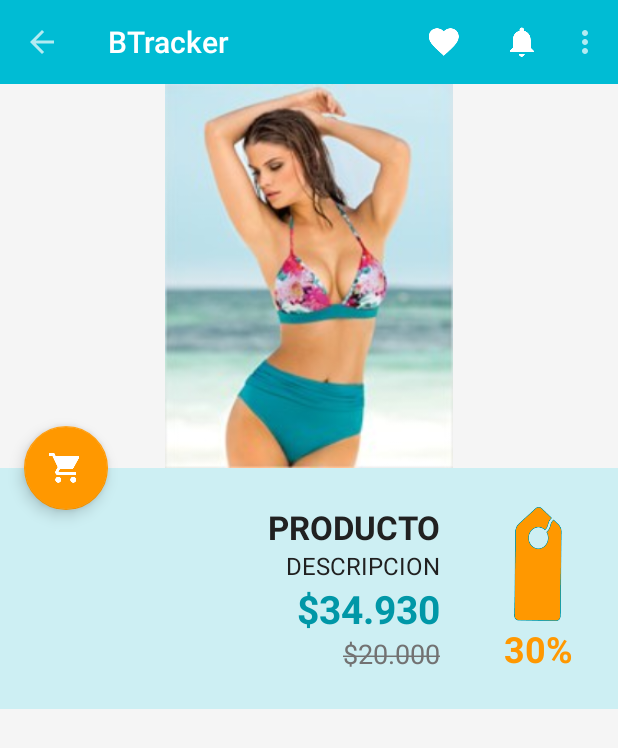
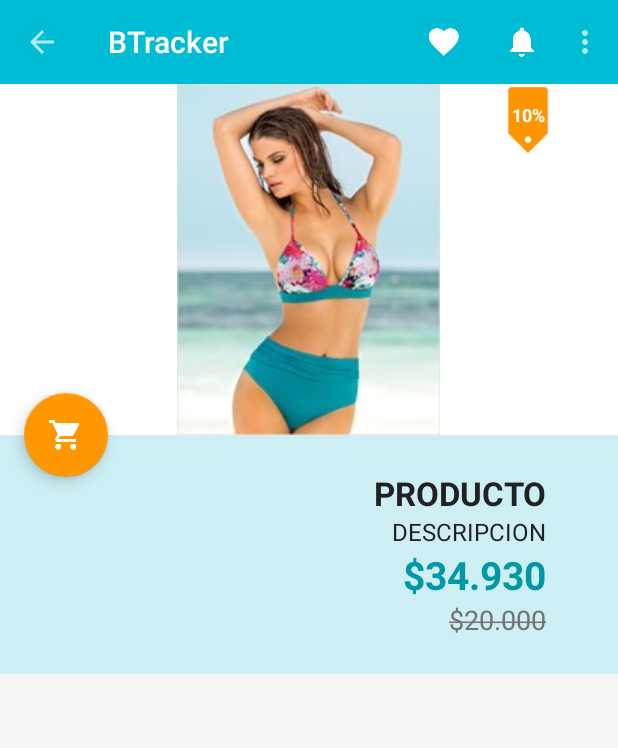
Before and after one commit to depintof/btracker, an Android app: the ProductActivity screen opened directly, with no data from a screen before it, on a phone screen of 412 x 824 dp. Shown: the top 748 px of the screen. Run offline under Robolectric (Android 15) with nearby library versions, the phone set to English and light mode, and no system bars; our stand-ins replace Volley; libraries missing offline, so code that uses them is left out: com.estimote.sdk; 4 statements that could not run were skipped.

Commit message:
Improve Product Activity Layout - 20160412

```diff
--- a/app/src/main/java/com/innovamos/btracker/ProductActivity.java
+++ b/app/src/main/java/com/innovamos/btracker/ProductActivity.java
@@ -241,8 +241,8 @@ public class ProductActivity extends AppCompatActivity implements EventListener{
     private void loadProductInformation(ProductDTO product){
         tvProducto.setText(product.getName());
         tvDescripcion.setText(product.getDescription());
-        tvPrecioOriginal.setText(product.getPrice());
-        tvDescuento.setText(product.getDiscount()+" %");
+        tvPrecioOriginal.setText("$"+product.getPrice());
+        tvDescuento.setText(product.getDiscount()+"%");
         try {
             displayImage.setImageBitmap(BitmapFactory.decodeStream(getAssets().open(galleryDirectoryName+"/"+product.getLocalUri())));
         } catch (IOException e) {
--- a/app/src/main/res/layout/activity_product.xml
+++ b/app/src/main/res/layout/activity_product.xml
@@ -23,15 +23,54 @@
                 android:theme="@style/ThemeOverlay.AppCompat.Dark"
                 app:popupTheme="@style/ThemeOverlay.AppCompat.Light" />
 
+            <RelativeLayout
+                android:id="@+id/imageRL"
+                xmlns:android="http://schemas.android.com/apk/res/android"
+                android:layout_width="match_parent"
+                android:layout_height="wrap_content"
+                android:background="@color/textIcons"
+                android:layout_gravity="center">
+
                 <ImageView
                     android:id="@+id/productImage"
-                android:layout_width="match_parent"
+                    android:layout_width="wrap_content"
                     android:layout_height="wrap_content"
                     android:layout_gravity="center"
                     android:src="@drawable/bikini"
                     android:scaleType="fitCenter"
                     android:adjustViewBounds="true"
-                android:maxHeight="256dp"/>
+                    android:maxHeight="256dp"
+                    android:layout_alignParentTop="true"
+                    android:layout_centerHorizontal="true" />
+
+                <ImageView
+                    android:id="@+id/imageView"
+                    android:layout_width="96dp"
+                    android:layout_height="48dp"
+                    android:paddingRight="24dp"
+                    android:src="@drawable/etiquetasinbordes"
+                    android:layout_alignParentTop="true"
+                    android:layout_alignParentRight="true"
+                    android:layout_alignParentEnd="true" />
+
+                <TextView
+                    android:id="@+id/descuento"
+                    android:layout_width="96dp"
+                    android:layout_height="48dp"
+                    android:paddingRight="24dp"
+                    android:gravity="center|top"
+                    android:textColor="@color/textIcons"
+                    android:textSize="12dp"
+                    android:text="10%"
+                    android:textStyle="bold"
+                    android:paddingTop="12dp"
+                    android:layout_alignParentTop="true"
+                    android:layout_alignParentRight="true"
+                    android:layout_alignParentEnd="true" />
+
+
+
+            </RelativeLayout>
 
             <LinearLayout
                 android:id="@+id/descriptionLayout"
@@ -39,16 +78,11 @@
                 android:layout_height="wrap_content"
                 android:paddingTop="@dimen/info_padding"
                 android:paddingBottom="@dimen/info_padding"
-                android:orientation="horizontal"
+                android:paddingLeft="24dp"
+                android:paddingRight="48dp"
+                android:orientation="vertical"
                 android:background="@color/lightPrimaryColorOpacity"
-                android:weightSum="20"
-                android:gravity="center_horizontal">
-
-                <LinearLayout
-                    android:layout_width="wrap_content"
-                    android:layout_height="match_parent"
-                    android:layout_weight="16"
-                    android:orientation="vertical"
+                android:layout_gravity="center"
                 android:gravity="center">
 
                     <TextView
@@ -95,35 +129,6 @@
 
             </LinearLayout>
 
-                <LinearLayout
-                    android:layout_width="wrap_content"
-                    android:layout_height="match_parent"
-                    android:layout_weight="6"
-                    android:orientation="vertical"
-                    android:gravity="center">
-
-                    <ImageView
-                        android:layout_width="60dp"
-                        android:layout_height="80dp"
-                        android:padding="2dp"
-                        android:src="@drawable/etiqueta"
-                        android:id="@+id/imageView"/>
-
-                    <TextView
-                        android:layout_width="match_parent"
-                        android:layout_height="wrap_content"
-                        android:id="@+id/descuento"
-                        android:text="30%"
-                        android:textStyle="bold"
-                        android:textSize="24sp"
-                        android:textColor="@color/accentColor"
-                        android:maxLines="1"
-                        android:gravity="center" />
-
-                </LinearLayout>
-
-            </LinearLayout>
-
             <HorizontalScrollView
                 android:layout_width="fill_parent"
                 android:layout_height="wrap_content"
@@ -148,7 +153,7 @@
         android:layout_height="wrap_content"
         android:layout_margin="@dimen/fab_margin"
         android:src="@drawable/ic_shopping_cart_white_24dp"
-        app:layout_anchor="@+id/productImage"
+        app:layout_anchor="@+id/imageRL"
         app:layout_anchorGravity="bottom|left|end" />
 
 </android.support.design.widget.CoordinatorLayout>
```
Also changed, not shown: app/src/main/res/drawable/etiquetasinbordes.png (added). Lines whose indentation alone changed are shown as unchanged.
